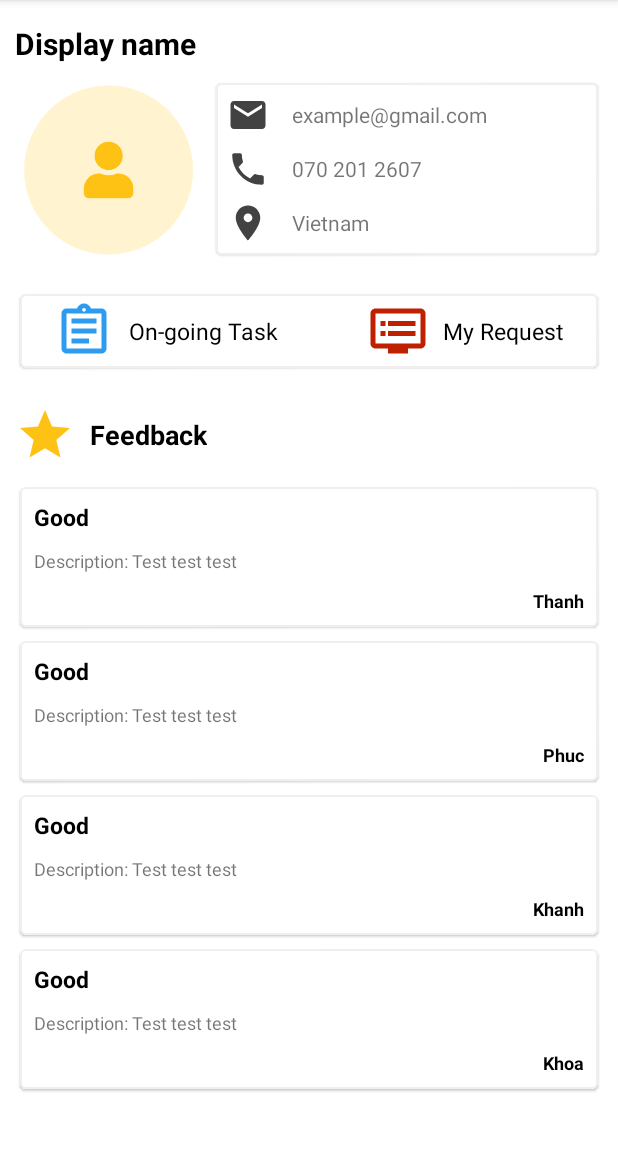
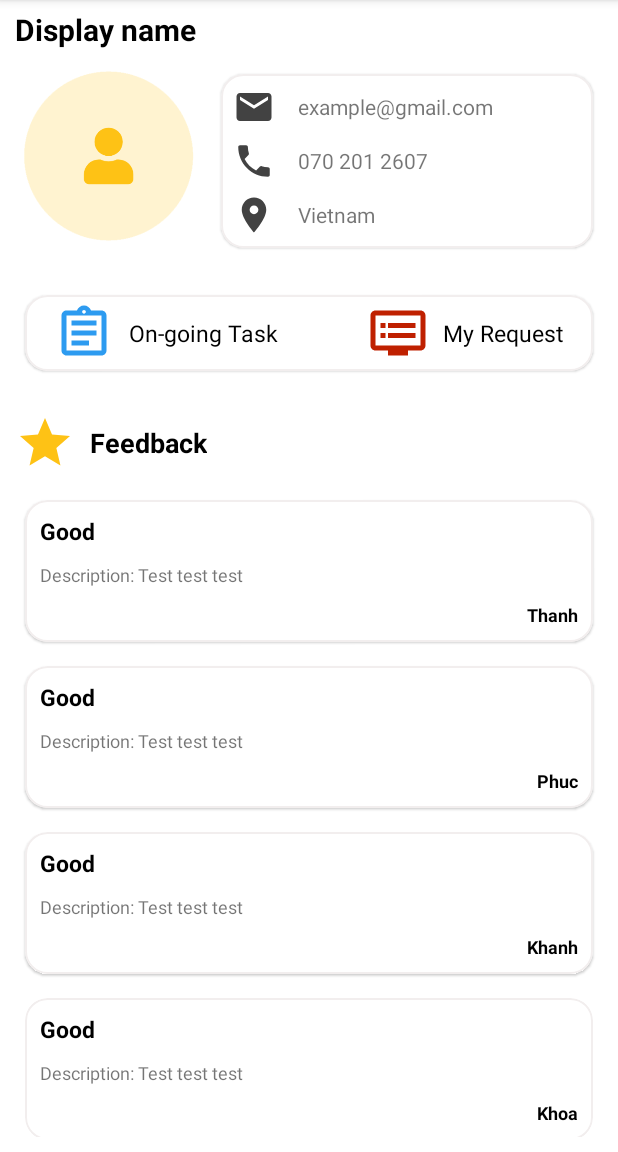
Before and after one commit to phuc16102001/beekey, an Android app: the ProfileActivity screen opened directly, with no data from a screen before it, on a phone screen of 412 x 824 dp, the part 84-1236 px from its top. Run offline under Robolectric (Android 15) with nearby library versions, the phone set to English and light mode, and no system bars.

Commit message:
add feedback to feedback_item.xml set cardview corner radius to 15dp

```diff
--- a/src/App/app/src/main/java/com/btree/beekey/ProfileActivity.kt
+++ b/src/App/app/src/main/java/com/btree/beekey/ProfileActivity.kt
@@ -15,6 +15,9 @@ class ProfileActivity : AppCompatActivity() {
         userList.add(Feedback("Good","Description: Test test test","Phuc"))
         userList.add(Feedback("Good","Description: Test test test","Khanh"))
         userList.add(Feedback("Good","Description: Test test test","Khoa"))
+        userList.add(Feedback("Good","Description: Test test test","Khoa1"))
+        userList.add(Feedback("Good","Description: Test test test","Khoa2"))
+        userList.add(Feedback("Good","Description: Test test test","Khoa3"))
         Log.d("user",userList.size.toString());
 
         val recycler_view: RecyclerView = findViewById(R.id.recycler)
--- a/src/App/app/src/main/res/layout/activity_profile.xml
+++ b/src/App/app/src/main/res/layout/activity_profile.xml
@@ -45,6 +45,7 @@
                 app:cardUseCompatPadding="true"
                 app:strokeColor="@color/greyborder"
                 app:strokeWidth="1dp"
+                app:cardCornerRadius="15dp"
                 android:layout_marginStart="5dp">
 
                 <LinearLayout
@@ -143,6 +144,7 @@
             android:layout_height="match_parent"
             app:cardUseCompatPadding="true"
             app:strokeColor="@color/greyborder"
+            app:cardCornerRadius="15dp"
             app:strokeWidth="1dp"
             >
             <LinearLayout
--- a/src/App/app/src/main/res/layout/feedback_item.xml
+++ b/src/App/app/src/main/res/layout/feedback_item.xml
@@ -4,6 +4,7 @@
     android:layout_width="match_parent"
     xmlns:app="http://schemas.android.com/apk/res-auto"
     android:padding="8dp"
+    app:cardCornerRadius="15dp"
     android:layout_height="wrap_content"
     app:cardUseCompatPadding="true"
     app:strokeColor="@color/greyborder"
```
